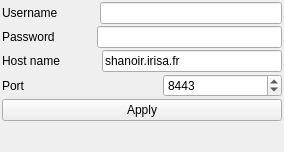
The window that Code/qtshanoirsettingswidget.ui (Inria-Empenn/QtShanoir) describes before a commit, drawn with Qt 5.
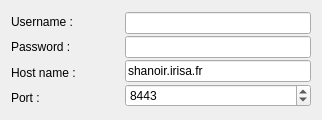
The same window after the commit. Icons and pictures are not drawn.

Patch:
```diff
--- a/Code/qtshanoirsettingswidget.ui
+++ b/Code/qtshanoirsettingswidget.ui
@@ -6,20 +6,20 @@
    <rect>
     <x>0</x>
     <y>0</y>
-    <width>284</width>
-    <height>152</height>
+    <width>322</width>
+    <height>120</height>
    </rect>
   </property>
   <property name="minimumSize">
    <size>
     <width>240</width>
-    <height>152</height>
+    <height>120</height>
    </size>
   </property>
   <property name="maximumSize">
    <size>
     <width>350</width>
-    <height>152</height>
+    <height>120</height>
    </size>
   </property>
   <property name="font">
@@ -31,66 +31,45 @@
    <string>Form</string>
   </property>
   <layout class="QGridLayout" name="gridLayout">
-   <property name="margin">
-    <number>2</number>
-   </property>
-   <property name="spacing">
-    <number>2</number>
-   </property>
    <item row="0" column="0">
-    <layout class="QHBoxLayout" name="horizontalLayout">
+    <layout class="QVBoxLayout" name="verticalLayout_2">
      <item>
       <widget class="QLabel" name="label">
        <property name="text">
-        <string>Username</string>
+        <string>Username : </string>
        </property>
       </widget>
      </item>
-     <item>
-      <spacer name="horizontalSpacer_4">
-       <property name="orientation">
-        <enum>Qt::Horizontal</enum>
-       </property>
-       <property name="sizeType">
-        <enum>QSizePolicy::Preferred</enum>
-       </property>
-       <property name="sizeHint" stdset="0">
-        <size>
-         <width>40</width>
-         <height>20</height>
-        </size>
-       </property>
-      </spacer>
-     </item>
-     <item>
-      <widget class="QLineEdit" name="loginEdit"/>
-     </item>
-    </layout>
-   </item>
-   <item row="1" column="0">
-    <layout class="QHBoxLayout" name="horizontalLayout_2">
      <item>
       <widget class="QLabel" name="label_2">
        <property name="text">
-        <string>Password</string>
+        <string>Password : </string>
        </property>
       </widget>
      </item>
      <item>
-      <spacer name="horizontalSpacer_3">
-       <property name="orientation">
-        <enum>Qt::Horizontal</enum>
+      <widget class="QLabel" name="label_3">
+       <property name="text">
+        <string>Host name : </string>
        </property>
-       <property name="sizeType">
-        <enum>QSizePolicy::Preferred</enum>
+      </widget>
+     </item>
+     <item>
+      <widget class="QLabel" name="label_4">
+       <property name="text">
+        <string>Port : </string>
        </property>
-       <property name="sizeHint" stdset="0">
-        <size>
-         <width>40</width>
-         <height>20</height>
-        </size>
-       </property>
-      </spacer>
+      </widget>
+     </item>
+    </layout>
+   </item>
+   <item row="0" column="2">
+    <layout class="QVBoxLayout" name="verticalLayout">
+     <property name="spacing">
+      <number>2</number>
+     </property>
+     <item>
+      <widget class="QLineEdit" name="loginEdit"/>
      </item>
      <item>
       <widget class="QLineEdit" name="passwordEdit">
@@ -99,33 +78,6 @@
        </property>
       </widget>
      </item>
-    </layout>
-   </item>
-   <item row="2" column="0">
-    <layout class="QHBoxLayout" name="horizontalLayout_3">
-     <item>
-      <widget class="QLabel" name="label_3">
-       <property name="text">
-        <string>Host name</string>
-       </property>
-      </widget>
-     </item>
-     <item>
-      <spacer name="horizontalSpacer_2">
-       <property name="orientation">
-        <enum>Qt::Horizontal</enum>
-       </property>
-       <property name="sizeType">
-        <enum>QSizePolicy::Preferred</enum>
-       </property>
-       <property name="sizeHint" stdset="0">
-        <size>
-         <width>40</width>
-         <height>20</height>
-        </size>
-       </property>
-      </spacer>
-     </item>
      <item>
       <widget class="QLineEdit" name="hostEdit">
        <property name="text">
@@ -133,33 +85,6 @@
        </property>
       </widget>
      </item>
-    </layout>
-   </item>
-   <item row="3" column="0">
-    <layout class="QHBoxLayout" name="horizontalLayout_4">
-     <item>
-      <widget class="QLabel" name="label_4">
-       <property name="text">
-        <string>Port</string>
-       </property>
-      </widget>
-     </item>
-     <item>
-      <spacer name="horizontalSpacer">
-       <property name="orientation">
-        <enum>Qt::Horizontal</enum>
-       </property>
-       <property name="sizeType">
-        <enum>QSizePolicy::Preferred</enum>
-       </property>
-       <property name="sizeHint" stdset="0">
-        <size>
-         <width>40</width>
-         <height>20</height>
-        </size>
-       </property>
-      </spacer>
-     </item>
      <item>
       <widget class="QSpinBox" name="portSpinBox">
        <property name="maximum">
@@ -172,36 +97,22 @@
      </item>
     </layout>
    </item>
-   <item row="5" column="0">
-    <spacer name="verticalSpacer">
+   <item row="0" column="1">
+    <spacer name="horizontalSpacer">
      <property name="orientation">
-      <enum>Qt::Vertical</enum>
+      <enum>Qt::Horizontal</enum>
+     </property>
+     <property name="sizeType">
+      <enum>QSizePolicy::Preferred</enum>
      </property>
      <property name="sizeHint" stdset="0">
       <size>
-       <width>20</width>
-       <height>40</height>
+       <width>40</width>
+       <height>20</height>
       </size>
      </property>
     </spacer>
    </item>
-   <item row="4" column="0">
-    <widget class="QPushButton" name="applyButton">
-     <property name="maximumSize">
-      <size>
-       <width>16777215</width>
-       <height>27</height>
-      </size>
-     </property>
-     <property name="text">
-      <string>Apply</string>
-     </property>
-     <property name="icon">
-      <iconset resource="../Resources/qtshanoir.qrc">
-       <normaloff>:/Images/displayPrefs.16x16.png</normaloff>:/Images/displayPrefs.16x16.png</iconset>
-     </property>
-    </widget>
-   </item>
   </layout>
  </widget>
  <resources>
```
